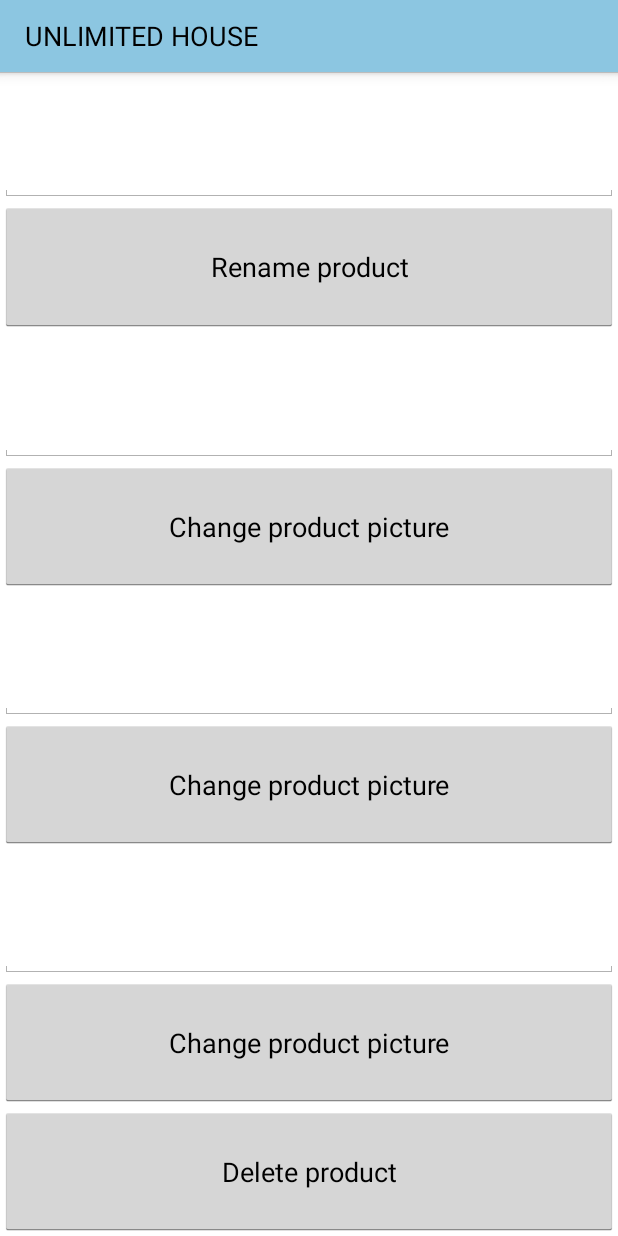
After one commit to BogachovE/UnlimitedHouse, an Android app: the layout dialog_select_product.xml on its own in the app's theme, with its tools: preview values and no code run, on a phone screen of 412 x 824 dp. The commit adds this screen. Run offline under Robolectric (Android 15) with nearby library versions, the phone set to English and light mode, and no system bars.

Commit message:
stainable before 100$

```diff
--- a/app/src/main/java/com/e/bogachov/unlmitedhouse/RegLogSign/SiginUp.java
+++ b/app/src/main/java/com/e/bogachov/unlmitedhouse/RegLogSign/SiginUp.java
@@ -279,7 +279,7 @@ public class SiginUp extends Activity implements View.OnClickListener {
             case R.id.nextbtn: {
 
                 mPhone = phonetxt.getText().toString();
-                verifyClient.getVerifiedUser("SA",phonetxt.getText().toString());
+                verifyClient.getVerifiedUser("UA",phonetxt.getText().toString());
                 userPhone = mPhone;
 
 
--- /dev/null
+++ b/app/src/main/res/layout/dialog_select_product.xml
@@ -0,0 +1,67 @@
+<?xml version="1.0" encoding="utf-8"?>
+<LinearLayout xmlns:android="http://schemas.android.com/apk/res/android"
+    android:orientation="vertical" android:layout_width="match_parent"
+    android:layout_height="match_parent"
+    android:id="@+id/root">
+    <EditText
+        android:layout_width="match_parent"
+        android:layout_height="match_parent"
+        android:layout_weight="1"
+        android:id="@+id/rename_edit"/>
+    <Button
+        android:layout_width="match_parent"
+        android:layout_height="match_parent"
+        android:id="@+id/rename_btn"
+        android:layout_weight="1"
+        android:text="Rename product"/>
+
+    <EditText
+        android:layout_width="match_parent"
+        android:layout_height="match_parent"
+        android:layout_weight="1"
+        android:id="@+id/change_pic_edit"/>
+
+
+    <Button
+        android:layout_width="match_parent"
+        android:layout_height="match_parent"
+        android:id="@+id/change_pic_btn"
+        android:layout_weight="1"
+        android:text="Change product picture"/>
+
+    <EditText
+        android:layout_width="match_parent"
+        android:layout_height="match_parent"
+        android:layout_weight="1"
+        android:id="@+id/change_dec_edit"/>
+
+
+    <Button
+        android:layout_width="match_parent"
+        android:layout_height="match_parent"
+        android:id="@+id/change_dec_btn"
+        android:layout_weight="1"
+        android:text="Change product picture"/>
+    <EditText
+        android:layout_width="match_parent"
+        android:layout_height="match_parent"
+        android:layout_weight="1"
+        android:id="@+id/change_price_edit"/>
+
+
+    <Button
+        android:layout_width="match_parent"
+        android:layout_height="match_parent"
+        android:id="@+id/change_price_btn"
+        android:layout_weight="1"
+        android:text="Change product picture"/>
+
+    <Button
+        android:layout_width="match_parent"
+        android:layout_height="match_parent"
+        android:id="@+id/dell_btn"
+        android:layout_weight="1"
+        android:text="Delete product"
+        />
+
+</LinearLayout>
```
Also changed, not shown: app/src/main/java/com/e/bogachov/unlmitedhouse/ShopsCateg/ProductMenu.java (+109 -0 lines), app/src/main/java/com/e/bogachov/unlmitedhouse/ShopsCateg/RightOrderAdapter.java (+12 -9 lines), app/src/main/java/com/e/bogachov/unlmitedhouse/ShopsCateg/ServiceTypeMenu.java (+98 -2 lines), app/src/main/java/com/e/bogachov/unlmitedhouse/ShopsCateg/ShopsMenu.java (+63 -66 lines), app/src/main/res/layout/dialog_select_service.xml (added, +40 -0 lines).
